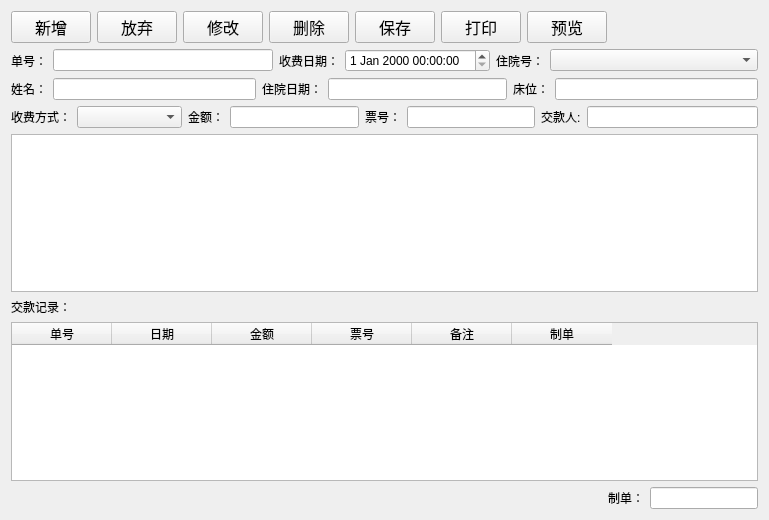
histest/his, file hospitalisationpay.ui: the form before one commit.
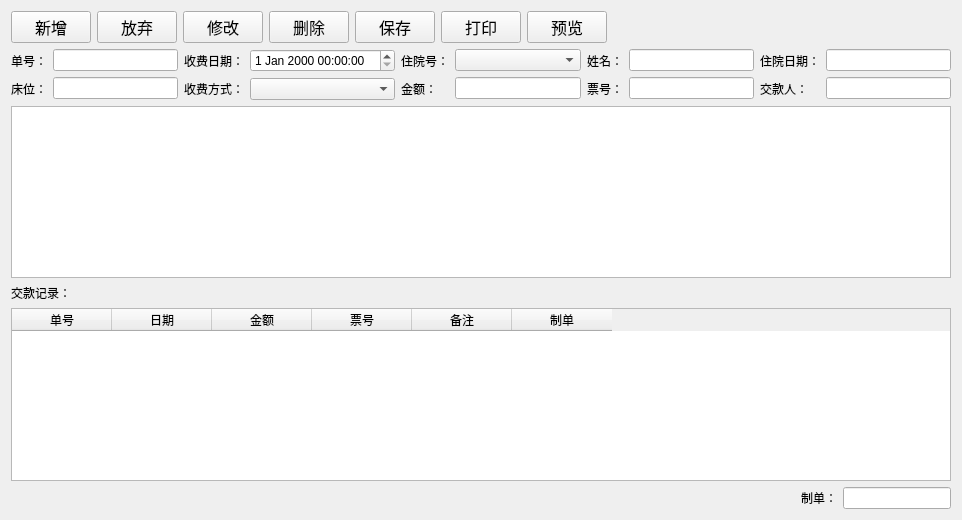
The form after the commit.

Diff of the .ui file:
```diff
--- a/hospitalisationpay.ui
+++ b/hospitalisationpay.ui
@@ -6,14 +6,14 @@
    <rect>
     <x>0</x>
     <y>0</y>
-    <width>769</width>
+    <width>962</width>
     <height>520</height>
    </rect>
   </property>
   <property name="windowTitle">
    <string>住院交押金</string>
   </property>
-  <layout class="QVBoxLayout" name="verticalLayout_2">
+  <layout class="QVBoxLayout" name="verticalLayout_11">
    <item>
     <layout class="QHBoxLayout" name="horizontalLayout_14">
      <item>
@@ -165,14 +165,10 @@
     </layout>
    </item>
    <item>
-    <layout class="QVBoxLayout" name="verticalLayout_3">
-     <item>
-      <layout class="QVBoxLayout" name="verticalLayout">
-       <item>
-        <layout class="QHBoxLayout" name="horizontalLayout_4">
-         <item>
           <layout class="QHBoxLayout" name="horizontalLayout">
            <item>
+      <layout class="QVBoxLayout" name="verticalLayout">
+       <item>
             <widget class="QLabel" name="label">
              <property name="text">
               <string>单号：</string>
@@ -180,117 +176,40 @@
             </widget>
            </item>
            <item>
-            <widget class="QLineEdit" name="sheetNoEdit">
-             <property name="sizePolicy">
-              <sizepolicy hsizetype="Expanding" vsizetype="Fixed">
-               <horstretch>0</horstretch>
-               <verstretch>0</verstretch>
-              </sizepolicy>
-             </property>
-            </widget>
-           </item>
-          </layout>
-         </item>
-         <item>
-          <layout class="QHBoxLayout" name="horizontalLayout_2">
-           <item>
-            <widget class="QLabel" name="label_2">
-             <property name="text">
-              <string>收费日期：</string>
-             </property>
-            </widget>
-           </item>
-           <item>
-            <widget class="QDateTimeEdit" name="dateTimeEdit">
-             <property name="sizePolicy">
-              <sizepolicy hsizetype="Fixed" vsizetype="Fixed">
-               <horstretch>0</horstretch>
-               <verstretch>0</verstretch>
-              </sizepolicy>
-             </property>
-            </widget>
-           </item>
-          </layout>
-         </item>
-         <item>
-          <layout class="QHBoxLayout" name="horizontalLayout_3">
-           <item>
-            <widget class="QLabel" name="label_3">
-             <property name="sizePolicy">
-              <sizepolicy hsizetype="Fixed" vsizetype="Preferred">
-               <horstretch>0</horstretch>
-               <verstretch>0</verstretch>
-              </sizepolicy>
-             </property>
-             <property name="text">
-              <string>住院号：</string>
-             </property>
-            </widget>
-           </item>
-           <item>
-            <widget class="QComboBox" name="hospitalNocomboBox">
-             <property name="sizePolicy">
-              <sizepolicy hsizetype="Expanding" vsizetype="Fixed">
-               <horstretch>0</horstretch>
-               <verstretch>0</verstretch>
-              </sizepolicy>
-             </property>
-            </widget>
-           </item>
-          </layout>
-         </item>
-        </layout>
-       </item>
-       <item>
-        <layout class="QHBoxLayout" name="horizontalLayout_8">
-         <item>
-          <layout class="QHBoxLayout" name="horizontalLayout_5">
-           <item>
-            <widget class="QLabel" name="label_4">
-             <property name="text">
-              <string>姓名：</string>
-             </property>
-            </widget>
-           </item>
-           <item>
-            <widget class="QLineEdit" name="nameEdit"/>
-           </item>
-          </layout>
-         </item>
-         <item>
-          <layout class="QHBoxLayout" name="horizontalLayout_6">
-           <item>
-            <widget class="QLabel" name="label_5">
-             <property name="text">
-              <string>住院日期：</string>
-             </property>
-            </widget>
-           </item>
-           <item>
-            <widget class="QLineEdit" name="registrydateEdit"/>
-           </item>
-          </layout>
-         </item>
-         <item>
-          <layout class="QHBoxLayout" name="horizontalLayout_7">
-           <item>
             <widget class="QLabel" name="label_6">
              <property name="text">
               <string>床位：</string>
              </property>
             </widget>
            </item>
+      </layout>
+     </item>
+     <item>
+      <layout class="QVBoxLayout" name="verticalLayout_2">
+       <item>
+        <widget class="QLineEdit" name="sheetNoEdit">
+         <property name="sizePolicy">
+          <sizepolicy hsizetype="Expanding" vsizetype="Fixed">
+           <horstretch>0</horstretch>
+           <verstretch>0</verstretch>
+          </sizepolicy>
+         </property>
+        </widget>
+       </item>
            <item>
             <widget class="QLineEdit" name="bedEdit"/>
            </item>
           </layout>
          </item>
-        </layout>
+     <item>
+      <layout class="QVBoxLayout" name="verticalLayout_3">
+       <item>
+        <widget class="QLabel" name="label_2">
+         <property name="text">
+          <string>收费日期：</string>
+         </property>
+        </widget>
        </item>
-       <item>
-        <layout class="QHBoxLayout" name="horizontalLayout_12">
-         <item>
-          <layout class="QHBoxLayout" name="horizontalLayout_9">
            <item>
             <widget class="QLabel" name="label_7">
              <property name="text">
@@ -298,6 +217,20 @@
              </property>
             </widget>
            </item>
+      </layout>
+     </item>
+     <item>
+      <layout class="QVBoxLayout" name="verticalLayout_4">
+       <item>
+        <widget class="QDateTimeEdit" name="dateTimeEdit">
+         <property name="sizePolicy">
+          <sizepolicy hsizetype="Fixed" vsizetype="Fixed">
+           <horstretch>0</horstretch>
+           <verstretch>0</verstretch>
+          </sizepolicy>
+         </property>
+        </widget>
+       </item>
            <item>
             <widget class="QComboBox" name="chargemethodcomboBox">
              <property name="sizePolicy">
@@ -311,7 +244,20 @@
           </layout>
          </item>
          <item>
-          <layout class="QHBoxLayout" name="horizontalLayout_10">
+      <layout class="QVBoxLayout" name="verticalLayout_5">
+       <item>
+        <widget class="QLabel" name="label_3">
+         <property name="sizePolicy">
+          <sizepolicy hsizetype="Fixed" vsizetype="Preferred">
+           <horstretch>0</horstretch>
+           <verstretch>0</verstretch>
+          </sizepolicy>
+         </property>
+         <property name="text">
+          <string>住院号：</string>
+         </property>
+        </widget>
+       </item>
            <item>
             <widget class="QLabel" name="label_8">
              <property name="text">
@@ -319,13 +265,34 @@
              </property>
             </widget>
            </item>
+      </layout>
+     </item>
+     <item>
+      <layout class="QVBoxLayout" name="verticalLayout_6">
+       <item>
+        <widget class="QComboBox" name="hospitalNocomboBox">
+         <property name="sizePolicy">
+          <sizepolicy hsizetype="Expanding" vsizetype="Fixed">
+           <horstretch>0</horstretch>
+           <verstretch>0</verstretch>
+          </sizepolicy>
+         </property>
+        </widget>
+       </item>
            <item>
             <widget class="QLineEdit" name="amountEdit"/>
            </item>
           </layout>
          </item>
          <item>
-          <layout class="QHBoxLayout" name="horizontalLayout_11">
+      <layout class="QVBoxLayout" name="verticalLayout_7">
+       <item>
+        <widget class="QLabel" name="label_4">
+         <property name="text">
+          <string>姓名：</string>
+         </property>
+        </widget>
+       </item>
            <item>
             <widget class="QLabel" name="label_9">
              <property name="text">
@@ -333,17 +300,40 @@
              </property>
             </widget>
            </item>
+      </layout>
+     </item>
+     <item>
+      <layout class="QVBoxLayout" name="verticalLayout_8">
+       <item>
+        <widget class="QLineEdit" name="nameEdit"/>
+       </item>
            <item>
             <widget class="QLineEdit" name="lineEdit_6"/>
            </item>
           </layout>
          </item>
          <item>
+      <layout class="QVBoxLayout" name="verticalLayout_9">
+       <item>
+        <widget class="QLabel" name="label_5">
+         <property name="text">
+          <string>住院日期：</string>
+         </property>
+        </widget>
+       </item>
+       <item>
           <widget class="QLabel" name="label_12">
            <property name="text">
-            <string>交款人:</string>
-           </property>
-          </widget>
+          <string>交款人：</string>
+         </property>
+        </widget>
+       </item>
+      </layout>
+     </item>
+     <item>
+      <layout class="QVBoxLayout" name="verticalLayout_10">
+       <item>
+        <widget class="QLineEdit" name="registrydateEdit"/>
          </item>
          <item>
           <widget class="QLineEdit" name="payerEdit"/>
@@ -444,8 +434,9 @@
       </layout>
      </item>
     </layout>
-   </item>
-  </layout>
+  <zorder>amountEdit</zorder>
+  <zorder>label_8</zorder>
+  <zorder>nameEdit</zorder>
  </widget>
  <layoutdefault spacing="6" margin="11"/>
  <resources/>
```
Lines whose indentation alone changed are shown as unchanged.
